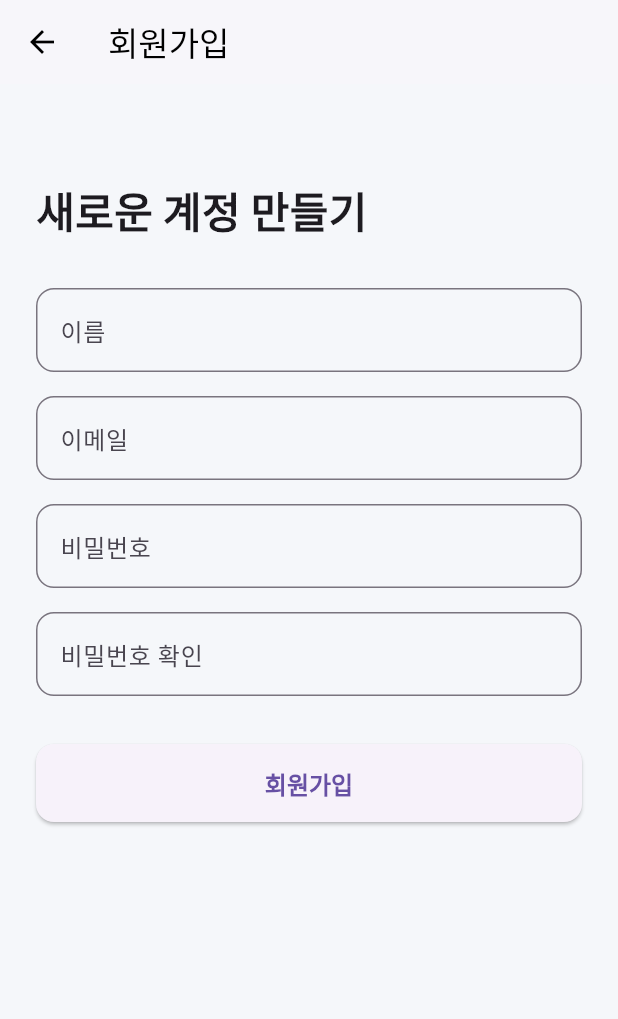
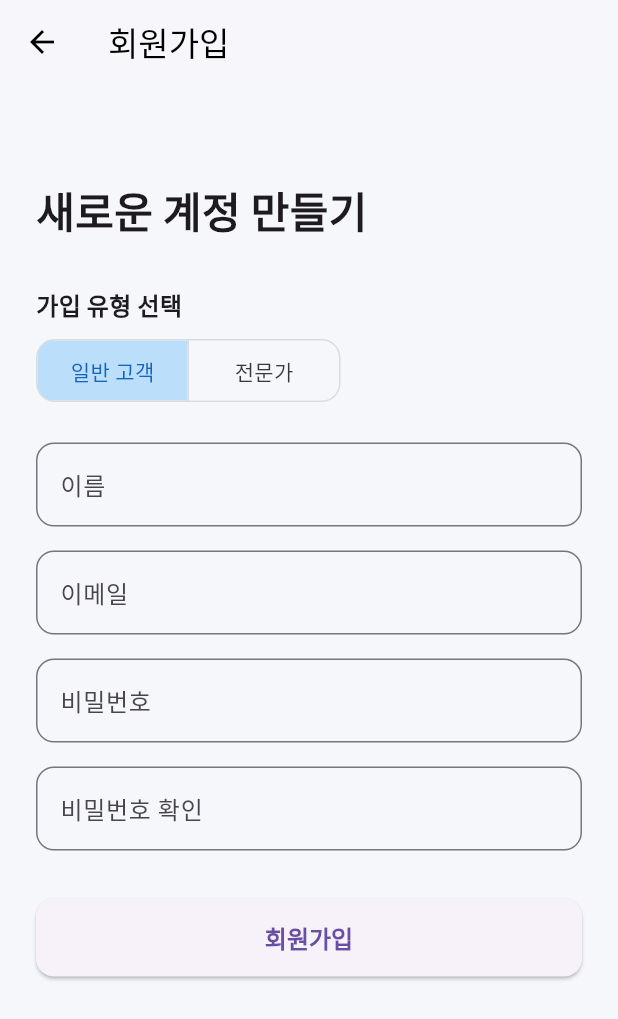
Before and after one commit to LEEGOR1122/NLP_Chatbot_Project, a Flutter app: the SignUpScreen screen opened directly, on a phone screen of 412 x 824 dp. Shown: the top 1019 px of the screen. Run offline on Flutter 3.47's test engine with Material 3 defaults, Android fonts, the light colour scheme and no system bars; our stand-ins replace google_fonts; missing offline and left inert: kakao_flutter_sdk_user.

Commit message:
회원가입란 수정

```diff
--- a/lib/main.dart
+++ b/lib/main.dart
@@ -728,6 +728,8 @@ class LoginView extends StatelessWidget {
 }
 
 // ▼▼▼ [신규] 회원가입 페이지입니다 ▼▼▼
+enum UserRole { client, expert }
+
 class SignUpScreen extends StatefulWidget {
   const SignUpScreen({super.key});
 
@@ -742,6 +744,9 @@ class _SignUpScreenState extends State<SignUpScreen> {
   final _passwordController = TextEditingController();
   final _confirmPasswordController = TextEditingController();
 
+  // [추가] 사용자가 선택한 역할을 저장하는 변수 (기본값은 고객)
+  UserRole _selectedRole = UserRole.client;
+
   @override
   void dispose() {
     _nameController.dispose();
@@ -752,19 +757,18 @@ class _SignUpScreenState extends State<SignUpScreen> {
   }
 
   void _signUp() {
-    // 유효성 검사
     if (_formKey.currentState!.validate()) {
       // (시뮬레이션) 실제로는 여기서 서버에 회원가입 요청을 보냅니다.
       print('회원가입 시도:');
       print('이름: ${_nameController.text}');
       print('이메일: ${_emailController.text}');
+      // [추가] 선택한 가입 유형도 함께 출력
+      print('가입 유형: ${_selectedRole.toString()}');
 
-      // 성공 메시지 보여주기
       ScaffoldMessenger.of(context).showSnackBar(
         const SnackBar(content: Text('회원가입이 완료되었습니다. 로그인해주세요.')),
       );
 
-      // 로그인 화면으로 돌아가기
       Navigator.pop(context);
     }
   }
@@ -786,6 +790,29 @@ class _SignUpScreenState extends State<SignUpScreen> {
                 const SizedBox(height: 40),
                 const Text('새로운 계정 만들기', style: TextStyle(fontSize: 28, fontWeight: FontWeight.bold)),
                 const SizedBox(height: 32),
+
+                // [추가] 사용자 유형 선택 버튼
+                const Text('가입 유형 선택', style: TextStyle(fontSize: 16, fontWeight: FontWeight.bold)),
+                const SizedBox(height: 8),
+                ToggleButtons(
+                  isSelected: [_selectedRole == UserRole.client, _selectedRole == UserRole.expert],
+                  onPressed: (index) {
+                    setState(() {
+                      _selectedRole = index == 0 ? UserRole.client : UserRole.expert;
+                    });
+                  },
+                  borderRadius: BorderRadius.circular(12),
+                  fillColor: Colors.blue[100],
+                  selectedColor: Colors.blue[800],
+                  constraints: const BoxConstraints(minHeight: 40.0, minWidth: 100.0),
+                  children: const [
+                    Padding(padding: EdgeInsets.symmetric(horizontal: 16.0), child: Text('일반 고객')),
+                    Padding(padding: EdgeInsets.symmetric(horizontal: 16.0), child: Text('전문가')),
+                  ],
+                ),
+                const SizedBox(height: 24),
+                // --- 여기까지 사용자 유형 선택 ---
+
                 TextFormField(
                   controller: _nameController,
                   decoration: InputDecoration(
```
